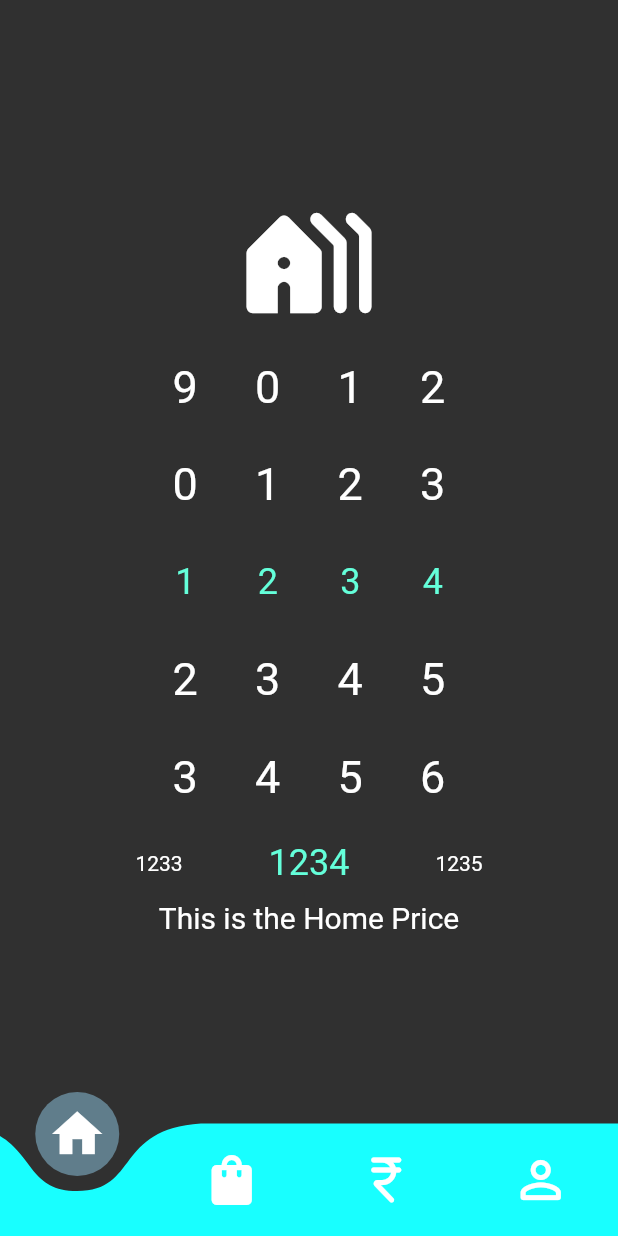
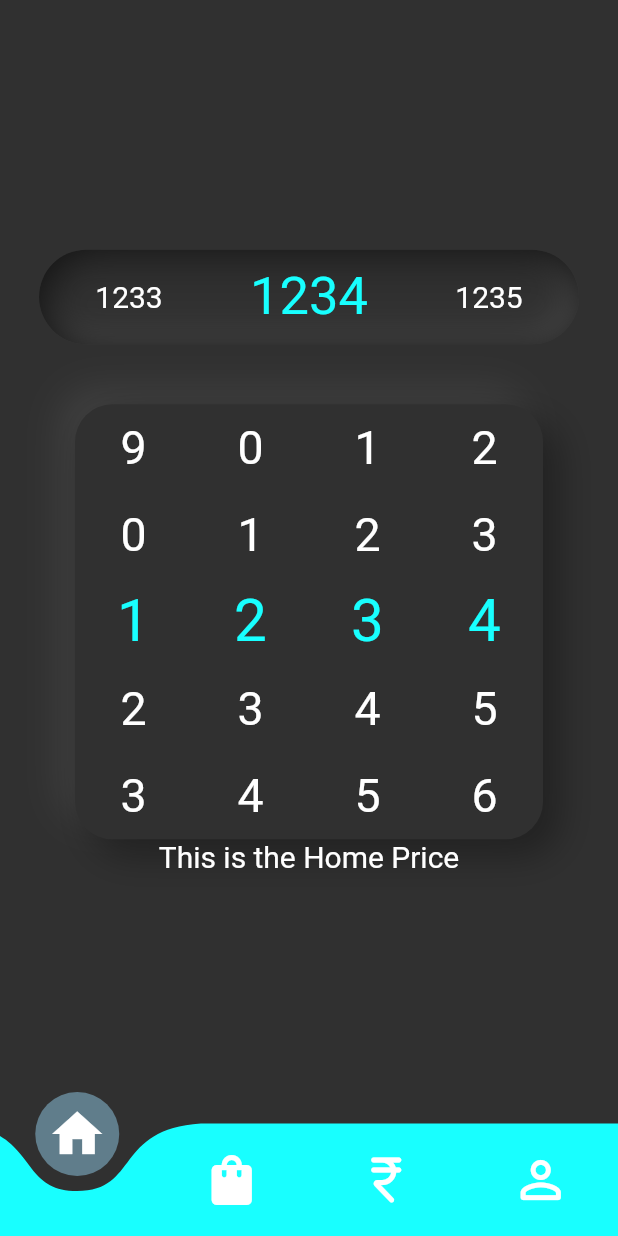
Before and after one commit to SabFaltu/Khataa, a Flutter app: the screen it shows after launch, on a phone screen of 412 x 824 dp. Run offline on Flutter 3.47's test engine with Material 2 defaults, Android fonts, the phone set to English and light mode, and no system bars; drawn by our look-alikes of curved_navigation_bar, numberpicker; our stand-ins replace flutter_inset_box_shadow, flutter_neumorphic.

Commit message:
neumorph the rollers

```diff
--- a/lib/Home/balance.dart
+++ b/lib/Home/balance.dart
@@ -1,4 +1,4 @@
-import 'package:flutter/material.dart';
+import 'package:flutter_neumorphic/flutter_neumorphic.dart';
 
 class Balance extends StatelessWidget {
   const Balance({Key? key}) : super(key: key);
--- a/lib/Home/home.dart
+++ b/lib/Home/home.dart
@@ -1,4 +1,8 @@
-import 'package:flutter/material.dart';
+import 'package:flutter/material.dart' hide BoxDecoration, BoxShadow;
+
+import 'package:flutter_inset_box_shadow/flutter_inset_box_shadow.dart';
+//import 'package:flutter_neumorphic/flutter_neumorphic.dart';
+//import 'package:flutter_neumorphic/flutter_neumorphic.dart';
 import 'package:numberpicker/numberpicker.dart';
 
 class Home extends StatelessWidget {
@@ -10,7 +14,6 @@ class Home extends StatelessWidget {
       child: Column(
         mainAxisAlignment: MainAxisAlignment.center,
         children: [
-          const Icon(Icons.holiday_village_rounded, size: 100.0),
           Row(mainAxisAlignment: MainAxisAlignment.center, children: <Widget>[
             _ExpenseVals(),
           ]),
@@ -38,16 +41,72 @@ class __ExpenseValsState extends State<_ExpenseVals> {
   // Widget Vals
   final _infiLoop = true;
   final _numHapticc = true;
-  final _numStyle = const TextStyle(fontSize: 30);
+  final _numStyle = const TextStyle(fontSize: 31);
+  final _selectNumStyle =
+      const TextStyle(fontSize: 39, color: Colors.cyanAccent);
   final _numCount = 5;
-  final _numHeight = 65.0;
-  final _numWidth = 55.0;
+  final _numHeight = 58.0;
+  final _numWidth = 78.0; //65
 
   @override
   Widget build(BuildContext context) {
     return Column(
-      children: <Widget>[
-        Row(
+      children: [
+        Container(
+          decoration: BoxDecoration(
+              borderRadius: BorderRadius.circular(40),
+              color: const Color.fromARGB(255, 48, 48, 48),
+              boxShadow: const [
+                BoxShadow(
+                  blurRadius: 20.0,
+                  offset: Offset(-5, -5),
+                  color: Color.fromARGB(255, 77, 77, 77),
+                  inset: true,
+                ),
+                BoxShadow(
+                  blurRadius: 20.0,
+                  offset: Offset(5, 5),
+                  color: Color.fromARGB(255, 19, 19, 19),
+                  inset: true,
+                ),
+              ]),
+          child: NumberPicker(
+            axis: Axis.horizontal,
+            selectedTextStyle:
+                const TextStyle(fontSize: 35, color: Colors.cyanAccent),
+            textStyle: const TextStyle(fontSize: 20),
+            itemHeight: 63,
+            itemWidth: 120,
+            itemCount: 3,
+            value: ((_valThos * 1000) +
+                (_valHuns * 100) +
+                (_valTens * 10) +
+                (_valOnes)),
+            minValue: 0,
+            maxValue: 9999,
+            onChanged: (value) => setState(() => _valFinal = value),
+          ),
+        ),
+        const SizedBox(height: 40),
+        Container(
+          decoration: BoxDecoration(
+              borderRadius: BorderRadius.circular(25),
+              color: const Color.fromARGB(255, 48, 48, 48),
+              boxShadow: const [
+                BoxShadow(
+                  blurRadius: 20.0,
+                  offset: Offset(-11, -11),
+                  color: Color.fromARGB(255, 63, 63, 63),
+                  //inset: true,
+                ),
+                BoxShadow(
+                  blurRadius: 20.0,
+                  offset: Offset(11, 11),
+                  color: Color.fromARGB(255, 33, 33, 33),
+                  //inset: true,
+                ),
+              ]),
+          child: Row(
             children: <Widget>[
               const SizedBox(height: 16),
               NumberPicker(
@@ -55,6 +114,7 @@ class __ExpenseValsState extends State<_ExpenseVals> {
                 itemWidth: _numWidth,
                 itemHeight: _numHeight,
                 itemCount: _numCount,
+                selectedTextStyle: _selectNumStyle,
                 textStyle: _numStyle,
                 haptics: _numHapticc,
                 value: _valThos,
@@ -68,6 +128,7 @@ class __ExpenseValsState extends State<_ExpenseVals> {
                 itemWidth: _numWidth,
                 itemHeight: _numHeight,
                 itemCount: _numCount,
+                selectedTextStyle: _selectNumStyle,
                 textStyle: _numStyle,
                 haptics: _numHapticc,
                 value: _valHuns,
@@ -81,6 +142,7 @@ class __ExpenseValsState extends State<_ExpenseVals> {
                 itemWidth: _numWidth,
                 itemHeight: _numHeight,
                 itemCount: _numCount,
+                selectedTextStyle: _selectNumStyle,
                 textStyle: _numStyle,
                 haptics: _numHapticc,
                 value: _valTens,
@@ -94,6 +156,7 @@ class __ExpenseValsState extends State<_ExpenseVals> {
                 itemWidth: _numWidth,
                 itemHeight: _numHeight,
                 itemCount: _numCount,
+                selectedTextStyle: _selectNumStyle,
                 textStyle: _numStyle,
                 haptics: _numHapticc,
                 value: _valOnes,
@@ -103,16 +166,6 @@ class __ExpenseValsState extends State<_ExpenseVals> {
               ),
             ],
           ),
-        NumberPicker(
-          axis: Axis.horizontal,
-          itemCount: 3,
-          value: ((_valThos * 1000) +
-              (_valHuns * 100) +
-              (_valTens * 10) +
-              (_valOnes)),
-          minValue: 0,
-          maxValue: 9999,
-          onChanged: (value) => setState(() => _valFinal = value),
         ),
       ],
     );
--- a/lib/Home/profile.dart
+++ b/lib/Home/profile.dart
@@ -1,4 +1,4 @@
-import 'package:flutter/material.dart';
+import 'package:flutter_neumorphic/flutter_neumorphic.dart';
 
 class Profile extends StatelessWidget {
   const Profile({Key? key}) : super(key: key);
--- a/lib/Home/transaction.dart
+++ b/lib/Home/transaction.dart
@@ -1,4 +1,4 @@
-import 'package:flutter/material.dart';
+import 'package:flutter_neumorphic/flutter_neumorphic.dart';
 
 class Transaction extends StatelessWidget {
   const Transaction({Key? key}) : super(key: key);
--- a/lib/main.dart
+++ b/lib/main.dart
@@ -1,5 +1,5 @@
 import 'package:flutter/material.dart';
-import 'package:expense_track/nav.dart';
+import 'package:khataa/nav.dart';
 
 void main(List<String> args) {
   runApp(const MyApp());
--- a/pubspec.yaml
+++ b/pubspec.yaml
@@ -1,4 +1,4 @@
-name: expense_track
+name: khataa
 description: A new Flutter project.
 
 # The following line prevents the package from being accidentally published to
@@ -36,6 +36,9 @@ dependencies:
   cupertino_icons: ^1.0.2
   curved_navigation_bar: ^1.0.3
   numberpicker: ^2.1.1
+  flutter_neumorphic: ^3.2.0
+  flutter_inset_box_shadow: ^1.0.8
+
 
 dev_dependencies:
   flutter_test:
```
Also changed, not shown: lib/nav.dart (+5 -5 lines), 21 other files. Lines whose indentation alone changed are shown as unchanged.
